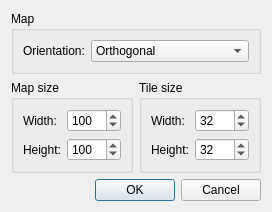
This is src/tiled/newmapdialog.ui in mapeditor/tiled as Qt 5 draws it before an edit. The edited form follows.
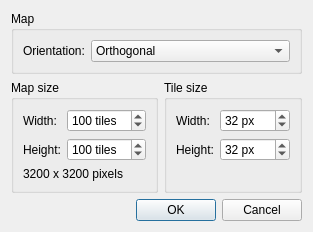
This is the edited form.

Commit message:
Added units and some explanations in New Map/Tileset dialogs
* For clarity, the spin boxes now include a suffix for displaying the
  unit of the value (mostly 'px', but also 'tiles' in the New Map
  dialog).

* In the New Tileset dialog, the 'spacing', 'margin' and 'drawing
  offset' properties gained a tool tip to provide a short explanation of
  what they mean.

* In the New Map dialog, a label was added that displays the resulting
  size of the map in pixels.

Diff of the .ui file:
```diff
--- a/src/tiled/newmapdialog.ui
+++ b/src/tiled/newmapdialog.ui
@@ -6,8 +6,8 @@
    <rect>
     <x>0</x>
     <y>0</y>
-    <width>270</width>
-    <height>201</height>
+    <width>349</width>
+    <height>241</height>
    </rect>
   </property>
   <property name="windowTitle">
@@ -18,7 +18,7 @@
     <enum>QLayout::SetFixedSize</enum>
    </property>
    <item row="1" column="0">
-    <widget class="QGroupBox" name="groupBox">
+    <widget class="QGroupBox" name="groupBox_3">
      <property name="title">
       <string>Map size</string>
      </property>
@@ -35,6 +35,9 @@
       </item>
       <item row="0" column="1">
        <widget class="QSpinBox" name="mapWidth">
+        <property name="suffix">
+         <string extracomment="Remember starting with a space."> tiles</string>
+        </property>
         <property name="minimum">
          <number>1</number>
         </property>
@@ -58,6 +61,9 @@
       </item>
       <item row="1" column="1">
        <widget class="QSpinBox" name="mapHeight">
+        <property name="suffix">
+         <string> tiles</string>
+        </property>
         <property name="minimum">
          <number>1</number>
         </property>
@@ -69,6 +75,13 @@
         </property>
        </widget>
       </item>
+      <item row="2" column="0" colspan="2">
+       <widget class="QLabel" name="pixelSizeLabel">
+        <property name="text">
+         <string notr="true" extracomment="Dummy text">3200 x 3200 pixels</string>
+        </property>
+       </widget>
+      </item>
      </layout>
     </widget>
    </item>
@@ -90,6 +103,9 @@
       </item>
       <item row="0" column="1">
        <widget class="QSpinBox" name="tileWidth">
+        <property name="suffix">
+         <string extracomment="Remember starting with a space."> px</string>
+        </property>
         <property name="minimum">
          <number>1</number>
         </property>
@@ -113,6 +129,9 @@
       </item>
       <item row="1" column="1">
        <widget class="QSpinBox" name="tileHeight">
+        <property name="suffix">
+         <string> px</string>
+        </property>
         <property name="minimum">
          <number>1</number>
         </property>
@@ -124,6 +143,19 @@
         </property>
        </widget>
       </item>
+      <item row="2" column="0" colspan="2">
+       <spacer name="verticalSpacer_2">
+        <property name="orientation">
+         <enum>Qt::Vertical</enum>
+        </property>
+        <property name="sizeHint" stdset="0">
+         <size>
+          <width>0</width>
+          <height>0</height>
+         </size>
+        </property>
+       </spacer>
+      </item>
      </layout>
     </widget>
    </item>
@@ -151,7 +183,7 @@
     </widget>
    </item>
    <item row="0" column="0" colspan="2">
-    <widget class="QGroupBox" name="">
+    <widget class="QGroupBox" name="groupBox">
      <property name="title">
       <string>Map</string>
      </property>
```
The commit also changes 3 other files.
